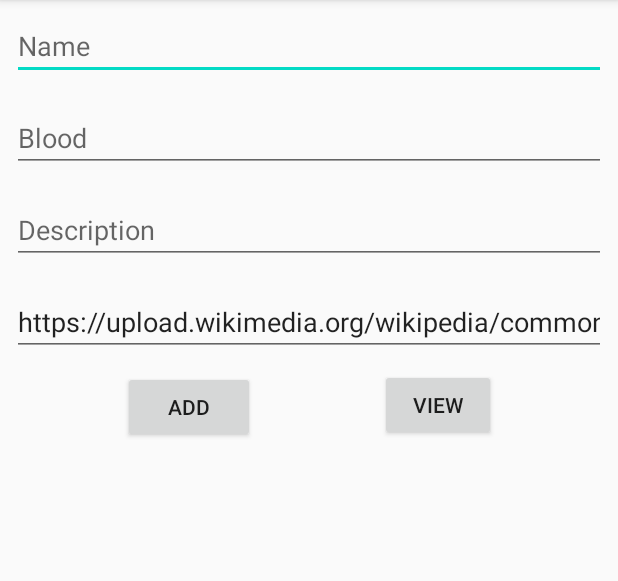
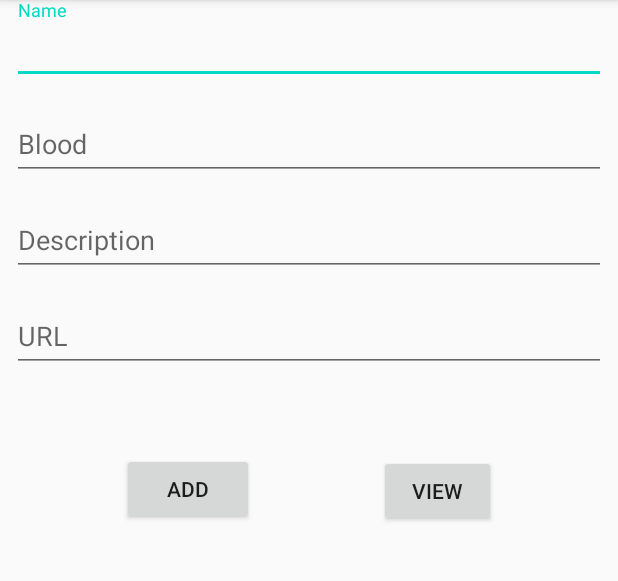
Before and after one commit to ARK1997/android, an Android app: the screen it shows after launch (MainActivity), on a phone screen of 412 x 824 dp, the part 84-665 px from its top. Run offline under Robolectric (Android 15) with nearby library versions, the phone set to English and light mode, and no system bars.

Commit message:
third commit

```diff
--- a/app/src/main/java/com/example/customlistview_bloodgroup/MainActivity.java
+++ b/app/src/main/java/com/example/customlistview_bloodgroup/MainActivity.java
@@ -32,7 +32,7 @@ public class MainActivity extends AppCompatActivity {
         etURL = findViewById(R.id.etURl);
         btAdd = findViewById(R.id.btInsert);
         btView = findViewById(R.id.btView);
-        etURL.setText("https://upload.wikimedia.org/wikipedia/commons/a/a0/Pierre-Person.jpg");
+
 
 
         btView.setOnClickListener(new View.OnClickListener() {
--- a/app/src/main/res/layout/activity_main.xml
+++ b/app/src/main/res/layout/activity_main.xml
@@ -4,6 +4,7 @@
     xmlns:tools="http://schemas.android.com/tools"
     android:layout_width="match_parent"
     android:layout_height="match_parent"
+
     tools:context=".MainActivity">
 
     <LinearLayout
@@ -12,6 +13,13 @@
         android:layout_height="wrap_content"
         android:orientation="vertical">
 
+        <com.google.android.material.textfield.TextInputLayout
+            android:layout_width="match_parent"
+            android:layout_height="wrap_content"
+            android:hint="Name"
+
+            >
+
         <EditText
             android:id="@+id/etName"
             android:layout_width="match_parent"
@@ -19,9 +27,15 @@
             android:ems="10"
             android:inputType="textPersonName"
             android:layout_margin="8dp"
-            android:hint="Name"/>
 
+            />
 
+        </com.google.android.material.textfield.TextInputLayout>
+
+        <com.google.android.material.textfield.TextInputLayout
+            android:layout_width="match_parent"
+            android:layout_height="wrap_content"
+            android:hint="Blood">
 
         <EditText
             android:id="@+id/etBlood"
@@ -30,9 +44,14 @@
             android:ems="10"
             android:layout_margin="8dp"
             android:inputType="textPersonName"
-            android:hint="Blood"
+
              />
+        </com.google.android.material.textfield.TextInputLayout>
 
+        <com.google.android.material.textfield.TextInputLayout
+            android:layout_width="match_parent"
+            android:layout_height="wrap_content"
+            android:hint="Description">
         <EditText
             android:id="@+id/etDesc"
             android:layout_width="match_parent"
@@ -40,9 +59,15 @@
             android:ems="10"
             android:layout_margin="8dp"
             android:inputType="textPersonName"
-            android:hint="Description"
+
             />
+        </com.google.android.material.textfield.TextInputLayout>
 
+
+        <com.google.android.material.textfield.TextInputLayout
+            android:layout_width="match_parent"
+            android:layout_height="wrap_content"
+            android:hint="URL">
         <EditText
             android:id="@+id/etURl"
             android:layout_width="match_parent"
@@ -50,11 +75,13 @@
             android:ems="10"
             android:layout_margin="8dp"
             android:inputType="textPersonName"
-            android:hint="URL"
+
             />
+        </com.google.android.material.textfield.TextInputLayout>
 
 
     </LinearLayout>
+
 
     <Button
         android:id="@+id/btInsert"
@@ -62,10 +89,9 @@
         android:layout_height="wrap_content"
         android:layout_alignParentStart="true"
         android:layout_alignParentTop="true"
-        android:layout_marginStart="82dp"
-        android:layout_marginTop="247dp"
+        android:layout_marginStart="81dp"
+        android:layout_marginTop="302dp"
         android:text="add" />
-
 
     <Button
         android:id="@+id/btView"
@@ -74,7 +100,7 @@
         android:layout_alignParentTop="true"
         android:layout_alignParentEnd="true"
         android:layout_marginStart="83dp"
-        android:layout_marginTop="246dp"
+        android:layout_marginTop="303dp"
         android:layout_marginEnd="81dp"
         android:layout_toEndOf="@+id/btInsert"
         android:text="view" />
--- a/app/src/main/res/layout/activity_view_list2.xml
+++ b/app/src/main/res/layout/activity_view_list2.xml
@@ -1,7 +1,8 @@
 <?xml version="1.0" encoding="utf-8"?>
 <LinearLayout xmlns:android="http://schemas.android.com/apk/res/android"
     android:orientation="vertical" android:layout_width="match_parent"
-    android:layout_height="match_parent">
+    android:layout_height="match_parent"
+   >
 
     <ListView
 
--- a/app/src/main/res/layout/row_layout.xml
+++ b/app/src/main/res/layout/row_layout.xml
@@ -4,18 +4,21 @@
     xmlns:card_view="http://schemas.android.com/tools"
     android:orientation="vertical"
     android:layout_width="match_parent"
-    android:layout_height="match_parent">
+    android:layout_height="match_parent"
+    >
     <androidx.cardview.widget.CardView
         android:layout_width="match_parent"
         android:layout_height="wrap_content"
         android:layout_margin="5dp"
-        card_view:cardBackgroundColor="@color/cardview_light_background"
+        android:background="@color/colorPrimary"
+
         card_view:cardCornerRadius="5dp"
         card_view:cardElevation="5dp"
         card_view:cardUseCompatPadding="false">
     <LinearLayout
         android:layout_width="match_parent"
         android:layout_height="wrap_content"
+        android:background="@color/colorAccent"
         android:orientation="horizontal">
 
         <ImageView
```
